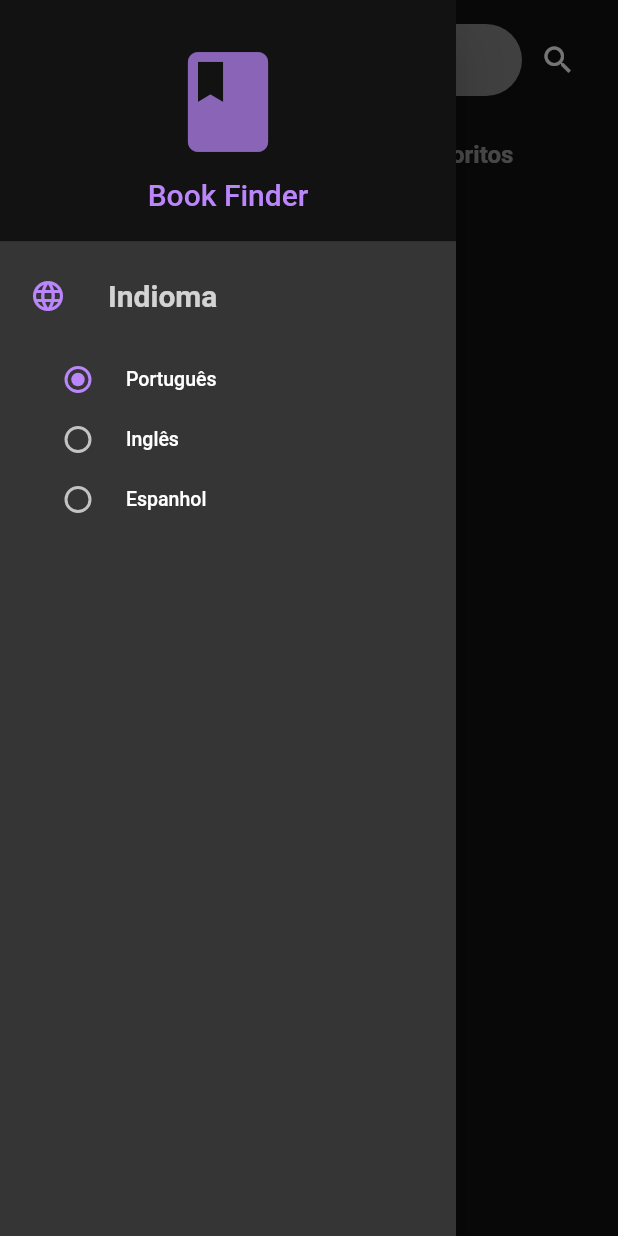
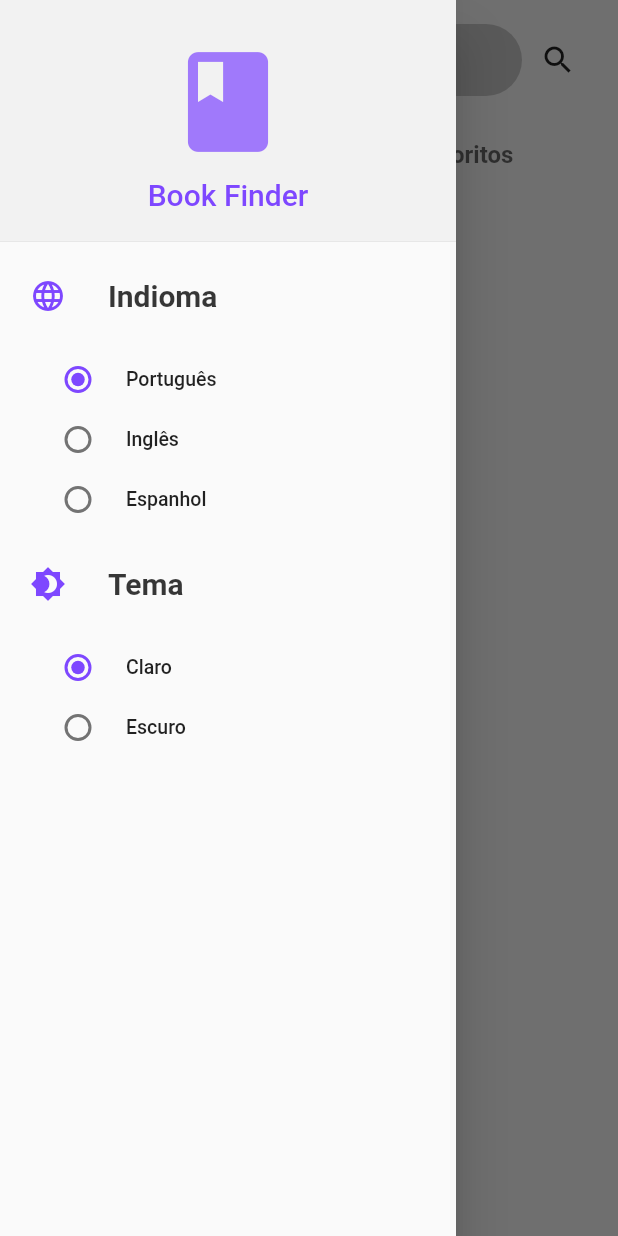
Before and after one commit to Gabriel-S-Souza/book_finder, a Flutter app: the screen it shows after launch, with the side drawer open, on a phone screen of 412 x 824 dp. Run offline on Flutter 3.47's test engine with Material 2 defaults, Android fonts, the phone set to English and light mode, and no system bars; drawn by our look-alikes of auto_size_text; our stand-ins replace cached_network_image, dio, get_it, internet_connection_checker, shared_preferences, shimmer; generated files the repository leaves out were written again.

Commit message:
Add configurable app theme and update some things in layout

```diff
--- /dev/null
+++ b/lib/app_config.dart
@@ -0,0 +1,47 @@
+import 'package:book_finder/core/commom/infra/datasources/local_storage.dart';
+import 'package:flutter/material.dart';
+
+import 'core/theme/theme.dart';
+import 'l10n/l10n.dart';
+
+class AppConfig extends ChangeNotifier {
+  final LocalStorage _localStorage;
+  final String _themeKey = 'theme';
+
+  AppConfig({
+    required LocalStorage localStorage,
+  }) : _localStorage = localStorage {
+    _init();
+  }
+
+  Locale locale = L10n.all.first;
+  AppLocales localeEnum = AppLocales.pt;
+
+  void setLocale(AppLocales newLocale) {
+    locale = L10n.all[newLocale.index];
+    localeEnum = newLocale;
+    notifyListeners();
+  }
+
+  ThemeData theme = lightTheme;
+  AppTheme themeEnum = AppTheme.light;
+
+  void setTheme(AppTheme newTheme) {
+    theme = newTheme == AppTheme.light ? lightTheme : darkTheme;
+    themeEnum = newTheme;
+    _localStorage.set(key: _themeKey, value: newTheme.toString());
+    notifyListeners();
+  }
+
+  void _init() {
+    final themeString = _localStorage.get(_themeKey);
+    if (themeString != null) {
+      final themeSaved = AppTheme.values.firstWhere(
+        (e) => e.toString() == themeString,
+        orElse: () => AppTheme.light,
+      );
+      themeEnum = themeSaved;
+      theme = themeSaved == AppTheme.light ? lightTheme : darkTheme;
+    }
+  }
+}
--- a/lib/app_widget.dart
+++ b/lib/app_widget.dart
@@ -1,4 +1,4 @@
-import 'package:book_finder/locale_service.dart';
+import 'package:book_finder/app_config.dart';
 import 'package:flutter/material.dart';
 import 'package:flutter_localizations/flutter_localizations.dart';
 
@@ -11,13 +11,14 @@ class AppWidget extends StatelessWidget {
 
   @override
   Widget build(BuildContext context) {
+    final appConfig = ServiceLocatorImp.I.get<AppConfig>();
     return AnimatedBuilder(
-      animation: ServiceLocatorImp.I.get<LocaleService>(),
+      animation: appConfig,
       builder: (context, _) {
         return MaterialApp(
           title: 'Book Finder',
           debugShowCheckedModeBanner: false,
-          theme: ThemeData.from(colorScheme: const ColorScheme.dark()),
+          theme: appConfig.theme,
           localizationsDelegates: const [
             GlobalMaterialLocalizations.delegate,
             GlobalCupertinoLocalizations.delegate,
@@ -25,7 +26,7 @@ class AppWidget extends StatelessWidget {
             AppLocalizations.delegate,
           ],
           supportedLocales: AppLocalizations.supportedLocales,
-          locale: ServiceLocatorImp.I.get<LocaleService>().locale,
+          locale: appConfig.locale,
           home: const DiscoverBooksPage(),
         );
       },
--- a/lib/core/commom/data/local_storage.dart
+++ b/lib/core/commom/data/local_storage.dart
@@ -29,7 +29,7 @@ class LocalStorageImp implements LocalStorage {
   }
 
   @override
-  Future<String?> get(String key) async {
+  String? get(String key) {
     return _prefs.getString(key);
   }
 
--- a/lib/core/commom/infra/datasources/local_storage.dart
+++ b/lib/core/commom/infra/datasources/local_storage.dart
@@ -2,7 +2,7 @@ abstract class LocalStorage {
   Future<void> init();
   Future<bool> set({required String key, required String value});
   Future<bool> setList({required String key, required List<String> value});
-  Future<String?> get(String key);
+  String? get(String key);
   List<String>? getList(String key);
   Future<bool> delete({required String key});
   Future<bool> deleteAll();
--- a/lib/core/di/service_locator.dart
+++ b/lib/core/di/service_locator.dart
@@ -1,5 +1,5 @@
 abstract class ServiceLocator {
-  void setupLocator();
+  Future<void> setupLocator();
   void registerSingleton<T extends Object>(T instance);
   void registerFactory<T extends Object>(T Function() factory);
   T get<T extends Object>();
--- /dev/null
+++ b/lib/core/theme/theme.dart
@@ -0,0 +1,54 @@
+// ignore_for_file: deprecated_member_use
+
+import 'package:flutter/material.dart';
+
+enum AppTheme { light, dark }
+
+final lightTheme = ThemeData(
+  colorScheme: ColorScheme(
+    primary: const Color(0xFF7E47FF),
+    primaryVariant: const Color(0xFF6140D7),
+    secondary: Colors.orange,
+    secondaryVariant: Colors.orange[700],
+    surface: Colors.white,
+    background: const Color(0xFFF2F2F2),
+    error: Colors.red,
+    onPrimary: Colors.white,
+    onSecondary: Colors.black,
+    onSurface: Colors.black,
+    onBackground: Colors.black,
+    onError: Colors.white,
+    brightness: Brightness.light,
+  ),
+  appBarTheme: const AppBarTheme(
+    backgroundColor: Color(0xFF7E47FF),
+    foregroundColor: Colors.white,
+    elevation: 0,
+  ),
+  scaffoldBackgroundColor: const Color(0xFFF2F2F2),
+);
+
+final darkTheme = ThemeData(
+  brightness: Brightness.dark,
+  colorScheme: const ColorScheme(
+    primary: Color(0xFF7E47FF),
+    primaryVariant: Color(0xFF6140D7),
+    secondary: Color(0xFFD43BE6),
+    secondaryVariant: Color(0xFF8A2BE2),
+    surface: Color(0xFF1E1E1E),
+    background: Color(0xFF121212),
+    error: Color(0xFFCF6679),
+    onPrimary: Colors.white,
+    onSecondary: Colors.white,
+    onSurface: Colors.white,
+    onBackground: Colors.white,
+    onError: Colors.white,
+    brightness: Brightness.dark,
+  ),
+  appBarTheme: const AppBarTheme(
+    backgroundColor: Color(0xFF7E47FF),
+    foregroundColor: Colors.white,
+    elevation: 0,
+  ),
+  scaffoldBackgroundColor: const Color(0xFF121212),
+);
--- a/lib/l10n/app_en.arb
+++ b/lib/l10n/app_en.arb
@@ -14,5 +14,8 @@
   "buyBook": "Buy book",
   "free": "Free",
   "priceNoAvailable": "Price no available",
-  "detailsNotFound": "No details found"
+  "detailsNotFound": "No details found",
+  "light": "Light",
+  "dark": "Dark",
+  "theme": "Theme"
 }
--- a/lib/l10n/app_es.arb
+++ b/lib/l10n/app_es.arb
@@ -14,5 +14,8 @@
   "buyBook": "Comprar libro",
   "free": "Gratis",
   "priceNoAvailable": "Precio no disponible",
-    "detailsNotFound": "No se encontraron detalles"
+  "detailsNotFound": "No se encontraron detalles",
+  "light": "Claro",
+  "dark": "Oscuro",
+  "theme": "Tema"
 }
--- a/lib/l10n/app_pt.arb
+++ b/lib/l10n/app_pt.arb
@@ -14,5 +14,8 @@
   "buyBook": "Comprar livro",
   "free": "Grátis",
   "priceNoAvailable": "Preço não disponível",
-  "detailsNotFound": "Detalhes não encontrados"
+  "detailsNotFound": "Detalhes não encontrados",
+  "light": "Claro",
+  "dark": "Escuro",
+  "theme": "Tema"
 }
--- a/lib/l10n/l10n.dart
+++ b/lib/l10n/l10n.dart
@@ -1,4 +1,6 @@
 import 'package:flutter/material.dart';
+
+enum AppLocales { pt, en, es }
 
 class L10n {
   static final all = [
@@ -7,5 +9,3 @@ class L10n {
     const Locale('es'),
   ];
 }
-
-enum AppLocales { pt, en, es }
--- a/lib/locale_service.dart
+++ /dev/null
@@ -1,17 +0,0 @@
-import 'package:flutter/material.dart';
-
-import 'l10n/l10n.dart';
-
-class LocaleService extends ChangeNotifier {
-  Locale _locale = L10n.all.first;
-  AppLocales _localeEnum = AppLocales.pt;
-
-  Locale get locale => _locale;
-  AppLocales get localeEnum => _localeEnum;
-
-  void set(AppLocales localeEnum) {
-    _locale = L10n.all[localeEnum.index];
-    _localeEnum = localeEnum;
-    notifyListeners();
-  }
-}
--- a/lib/main.dart
+++ b/lib/main.dart
@@ -1,12 +1,10 @@
 import 'package:book_finder/app_widget.dart';
 import 'package:flutter/material.dart';
 
-import 'core/commom/infra/datasources/local_storage.dart';
 import 'core/di/service_locator_imp.dart';
 
 void main() async {
   WidgetsFlutterBinding.ensureInitialized();
-  ServiceLocatorImp.I.setupLocator();
-  await ServiceLocatorImp.I.get<LocalStorage>().init();
+  await ServiceLocatorImp.I.setupLocator();
   runApp(const AppWidget());
 }
--- a/lib/modules/details/presenter/components/book_informations_component.dart
+++ b/lib/modules/details/presenter/components/book_informations_component.dart
@@ -111,6 +111,7 @@ class BookInformationsComponent extends StatelessWidget {
               height: 1.3,
             ),
           ),
+          const SizedBox(height: 16),
         ],
       ),
     );
--- a/lib/modules/discover_books/data/datasources/books_datasource.dart
+++ b/lib/modules/discover_books/data/datasources/books_datasource.dart
@@ -4,7 +4,7 @@ import 'package:book_finder/core/commom/infra/datasources/local_storage.dart';
 import 'package:book_finder/core/utils/api_routes.dart';
 import 'package:book_finder/core/commom/domain/result.dart';
 import 'package:book_finder/core/utils/storage_keys.dart';
-import 'package:book_finder/locale_service.dart';
+import 'package:book_finder/app_config.dart';
 import 'package:book_finder/modules/discover_books/domain/entities/book_entity.dart';
 import 'package:book_finder/modules/discover_books/infra/datasources/books_datasource.dart';
 import '../models/book_model.dart';
@@ -14,15 +14,15 @@ import '../../../../core/http/http_client.dart';
 class BooksDatasourceImp implements BooksDatasource {
   final HttpClient _httpClient;
   final LocalStorage _localStorage;
-  final LocaleService _localeService;
+  final AppConfig _appConfig;
 
   BooksDatasourceImp({
     required HttpClient httpClient,
     required LocalStorage localStorage,
-    required LocaleService localeService,
+    required AppConfig appConfig,
   })  : _httpClient = httpClient,
         _localStorage = localStorage,
-        _localeService = localeService;
+        _appConfig = appConfig;
 
   @override
   Future<Result<List<BookModel>>> searchBooks(
@@ -35,7 +35,7 @@ class BooksDatasourceImp implements BooksDatasource {
     // log('pageNumber: $pageNumber');
     // log('startNumber: $startIndex');
 
-    final String locale = _localeService.locale.languageCode;
+    final String locale = _appConfig.locale.languageCode;
 
     try {
       final response = await _httpClient.get(
--- a/lib/modules/discover_books/presenter/components/drawer_discover_component.dart
+++ b/lib/modules/discover_books/presenter/components/drawer_discover_component.dart
@@ -4,14 +4,14 @@ import 'package:book_finder/modules/discover_books/presenter/widgets/header_draw
 import 'package:flutter/material.dart';
 import 'package:flutter_gen/gen_l10n/app_localizations.dart';
 
+import '../../../../core/di/service_locator_imp.dart';
+import '../../../../app_config.dart';
+import '../../../../core/theme/theme.dart';
+
 class DrawerDiscoverComponent extends StatelessWidget {
-  final void Function(AppLocales locale) onLanguageChanged;
-  final AppLocales currentLocale;
-  const DrawerDiscoverComponent({
-    super.key,
-    required this.onLanguageChanged,
-    required this.currentLocale,
-  });
+  DrawerDiscoverComponent({super.key});
+
+  final _appConfig = ServiceLocatorImp.I.get<AppConfig>();
 
   @override
   Widget build(BuildContext context) {
@@ -30,8 +30,8 @@ class DrawerDiscoverComponent extends StatelessWidget {
                 RadioListTile<AppLocales>(
                   title: Text(t.portuguese),
                   value: AppLocales.pt,
-                    groupValue: currentLocale,
-                    onChanged: (value) => onLanguageChanged(AppLocales.pt),
+                  groupValue: _appConfig.localeEnum,
+                  onChanged: (value) => _appConfig.setLocale(AppLocales.pt),
                   activeColor: Theme.of(context).colorScheme.primary,
                   visualDensity: VisualDensity.compact,
                   dense: true,
@@ -39,8 +39,8 @@ class DrawerDiscoverComponent extends StatelessWidget {
                 RadioListTile<AppLocales>(
                   title: Text(t.english),
                   value: AppLocales.en,
-                    groupValue: currentLocale,
-                    onChanged: (value) => onLanguageChanged(AppLocales.en),
+                  groupValue: _appConfig.localeEnum,
+                  onChanged: (value) => _appConfig.setLocale(AppLocales.en),
                   activeColor: Theme.of(context).colorScheme.primary,
                   visualDensity: VisualDensity.compact,
                   dense: true,
@@ -48,14 +48,43 @@ class DrawerDiscoverComponent extends StatelessWidget {
                 RadioListTile<AppLocales>(
                   title: Text(t.spanish),
                   value: AppLocales.es,
-                    groupValue: currentLocale,
-                    onChanged: (value) => onLanguageChanged(AppLocales.es),
+                  groupValue: _appConfig.localeEnum,
+                  onChanged: (value) => _appConfig.setLocale(AppLocales.es),
                   activeColor: Theme.of(context).colorScheme.primary,
                   visualDensity: VisualDensity.compact,
                   dense: true,
                 ),
               ],
-              )),
+            ),
+          ),
+          const SizedBox(height: 16),
+          DrawerSectionWidget(
+            title: t.theme,
+            icon: Icons.brightness_4,
+            child: Column(
+              children: [
+                const SizedBox(height: 16),
+                RadioListTile<AppTheme>(
+                  title: Text(t.light),
+                  value: AppTheme.light,
+                  groupValue: _appConfig.themeEnum,
+                  onChanged: (value) => _appConfig.setTheme(AppTheme.light),
+                  activeColor: Theme.of(context).colorScheme.primary,
+                  visualDensity: VisualDensity.compact,
+                  dense: true,
+                ),
+                RadioListTile<AppTheme>(
+                  title: Text(t.dark),
+                  value: AppTheme.dark,
+                  groupValue: _appConfig.themeEnum,
+                  onChanged: (value) => _appConfig.setTheme(AppTheme.dark),
+                  activeColor: Theme.of(context).colorScheme.primary,
+                  visualDensity: VisualDensity.compact,
+                  dense: true,
+                ),
+              ],
+            ),
+          ),
         ],
       ),
     );
--- a/lib/modules/discover_books/presenter/components/search_bar_component.dart
+++ b/lib/modules/discover_books/presenter/components/search_bar_component.dart
@@ -5,14 +5,14 @@ import 'package:flutter_gen/gen_l10n/app_localizations.dart';
 class SearchBarComponent extends StatelessWidget implements PreferredSizeWidget {
   final void Function(String)? onSearch;
   final VoidCallback? onMenuPressed;
+  final TextEditingController controller;
 
-  SearchBarComponent({
+  const SearchBarComponent({
     Key? key,
     this.onSearch,
     this.onMenuPressed,
+    required this.controller,
   }) : super(key: key);
-
-  final TextEditingController _controller = TextEditingController();
 
   AppLocalizations t(BuildContext context) => AppLocalizations.of(context)!;
 
@@ -32,7 +32,7 @@ class SearchBarComponent extends StatelessWidget implements PreferredSizeWidget
           Expanded(
             child: TextFieldWidget(
               hint: t(context).searchPlaceholder,
-              controller: _controller,
+              controller: controller,
               onSubmitted: (value) {
                 FocusScope.of(context).unfocus();
                 if (value.isNotEmpty) {
@@ -45,9 +45,9 @@ class SearchBarComponent extends StatelessWidget implements PreferredSizeWidget
           IconButton(
             icon: const Icon(Icons.search),
             onPressed: () {
-              if (_controller.text.isNotEmpty) {
+              if (controller.text.isNotEmpty) {
                 FocusScope.of(context).unfocus();
-                onSearch?.call(_controller.text);
+                onSearch?.call(controller.text);
               }
             },
           ),
--- a/lib/modules/discover_books/presenter/pages/discover_books_page.dart
+++ b/lib/modules/discover_books/presenter/pages/discover_books_page.dart
@@ -6,7 +6,7 @@ import 'package:book_finder/modules/discover_books/presenter/controllers/discove
 import 'package:flutter/material.dart';
 
 import '../../../../core/commom/presenter/widgets/loading_widget.dart';
-import '../../../../locale_service.dart';
+import '../../../../app_config.dart';
 import '../components/search_bar_component.dart';
 import 'package:flutter_gen/gen_l10n/app_localizations.dart';
 
@@ -22,11 +22,12 @@ class DiscoverBooksPage extends StatefulWidget {
 
 class _DiscoverBooksPageState extends State<DiscoverBooksPage> with TickerProviderStateMixin {
   final _controller = ServiceLocatorImp.I.get<DiscoverBooksController>();
-  final _localController = ServiceLocatorImp.I.get<LocaleService>();
+  final _localController = ServiceLocatorImp.I.get<AppConfig>();
   late final TabController _tabController;
   final GlobalKey<ScaffoldState> _scaffoldKey = GlobalKey<ScaffoldState>();
 
   AppLocalizations get t => AppLocalizations.of(context)!;
+  final TextEditingController _searchController = TextEditingController();
 
   @override
   void initState() {
@@ -48,14 +49,12 @@ class _DiscoverBooksPageState extends State<DiscoverBooksPage> with TickerProvid
               _controller.searchBooks(value);
               _tabController.animateTo(0);
             },
+            controller: _searchController,
             onMenuPressed: () {
               _scaffoldKey.currentState!.openDrawer();
             },
           ),
-          drawer: DrawerDiscoverComponent(
-            onLanguageChanged: _localController.set,
-            currentLocale: _localController.localeEnum,
-          ),
+          drawer: DrawerDiscoverComponent(),
           body: AnimatedBuilder(
               animation: _controller,
               builder: (context, _) {
```
Also changed, not shown: lib/core/di/service_locator_imp.dart (+11 -7 lines), lib/modules/details/presenter/components/image_viewer_component.dart (+9 -4 lines), lib/modules/discover_books/presenter/widgets/book_card_widget.dart (+0 -15 lines). Lines whose indentation alone changed are shown as unchanged.
